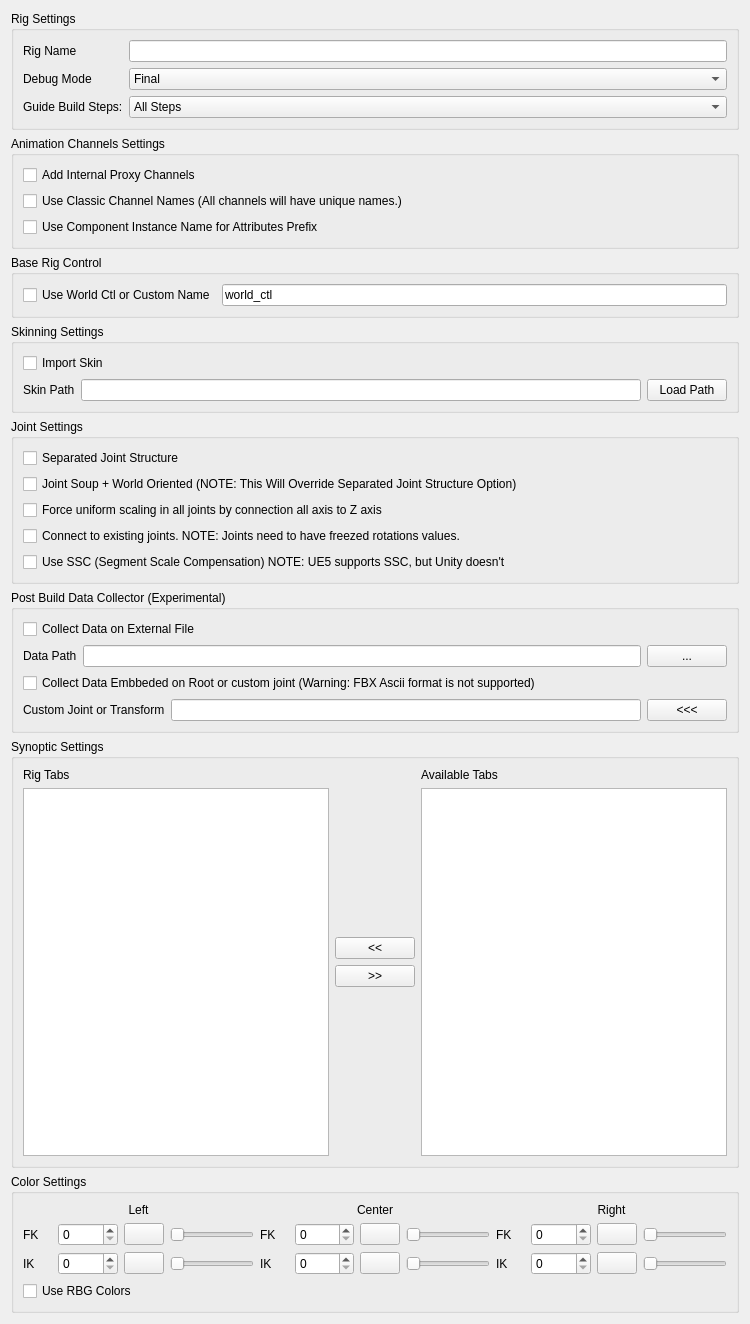
Qt form release/scripts/mgear/shifter/guide_ui.ui (mgear-dev/mgear4) before a commit.
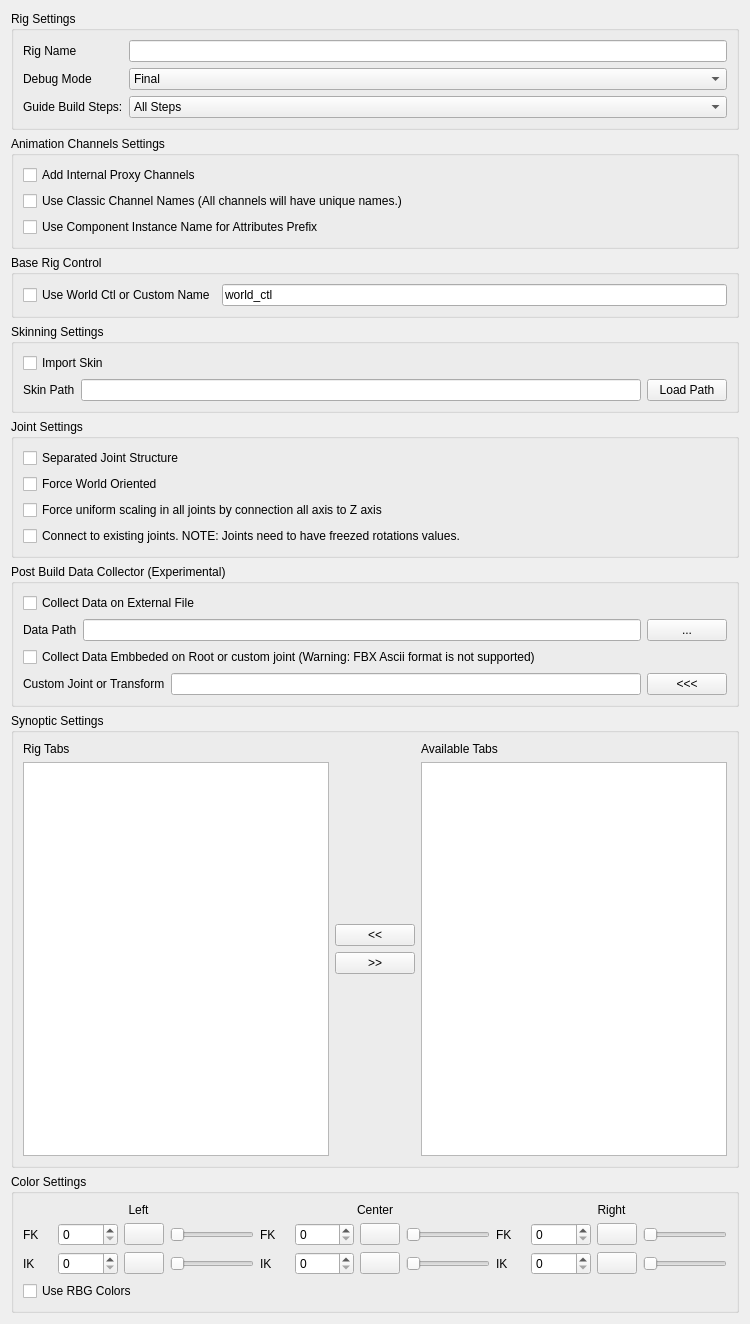
The same form after that commit.

Commit message: Shifter: New joint structure options: World oriente closes #384

```diff
--- a/release/scripts/mgear/shifter/guide_ui.ui
+++ b/release/scripts/mgear/shifter/guide_ui.ui
@@ -62,13 +62,16 @@
       <string>Joint Settings</string>
      </property>
      <layout class="QGridLayout" name="gridLayout_5">
-      <item row="4" column="0">
-       <widget class="QCheckBox" name="force_SSC_joints_checkBox">
+      <item row="1" column="0">
+       <widget class="QCheckBox" name="jointWorldOri_checkBox">
+        <property name="enabled">
+         <bool>true</bool>
+        </property>
         <property name="toolTip">
          <string>&lt;html&gt;&lt;head/&gt;&lt;body&gt;&lt;p&gt;&lt;span style=&quot; font-weight:600;&quot;&gt;WARNING: Only works in Maya 2020 or later&lt;/span&gt;&lt;/p&gt;&lt;p&gt;Use SSC (Segment Scale Compensation) NOTE: UE5 supports SSC, but Unity doesn't &lt;/p&gt;&lt;/body&gt;&lt;/html&gt;</string>
         </property>
         <property name="text">
-         <string>Use SSC (Segment Scale Compensation) NOTE: UE5 supports SSC, but Unity doesn't </string>
+         <string>Force World Oriented</string>
         </property>
        </widget>
       </item>
@@ -96,16 +99,6 @@
         </property>
        </widget>
       </item>
-      <item row="1" column="0">
-       <widget class="QCheckBox" name="jointSoup_checkBox">
-        <property name="toolTip">
-         <string>&lt;html&gt;&lt;head/&gt;&lt;body&gt;&lt;p&gt;When this option is checked, Shifter will create a joint structure where all the joints are child of the root joint and align with the world axis&lt;/p&gt;&lt;/body&gt;&lt;/html&gt;</string>
-        </property>
-        <property name="text">
-         <string>Joint Soup + World Oriented (NOTE: This Will Override Separated Joint Structure Option)</string>
-        </property>
-       </widget>
-      </item>
      </layout>
     </widget>
    </item>
```
Left out of the diff: 21 changed lines with no effect on the pictures. The commit also changes 4 other files.
